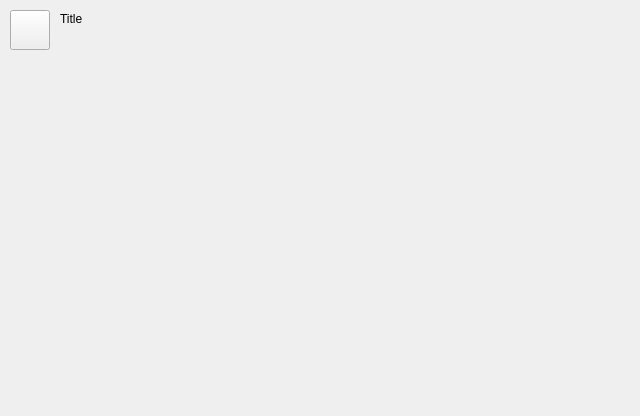
First picture: the form in tiberius/widget/financeadvisorwidget.ui, repository jeffmeese/tiberius, before the edit.
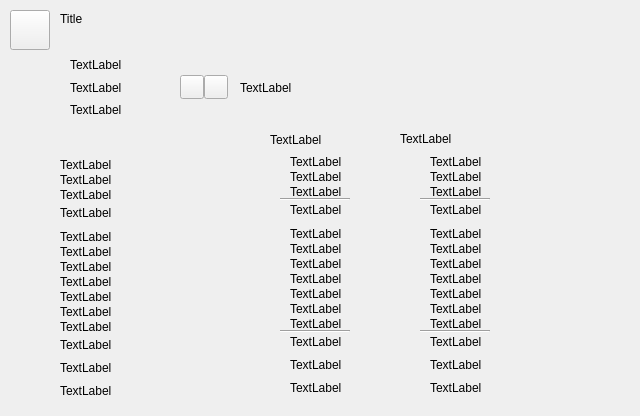
Second picture: the form after the edit. Custom widgets are drawn as their Qt base class.

Diff of the .ui file:
```diff
--- a/tiberius/widget/financeadvisorwidget.ui
+++ b/tiberius/widget/financeadvisorwidget.ui
@@ -42,6 +42,820 @@
     <set>Qt::AlignLeading|Qt::AlignLeft|Qt::AlignTop</set>
    </property>
   </widget>
+  <widget class="MessageWidget" name="cTreasuryArea" native="true">
+   <property name="geometry">
+    <rect>
+     <x>64</x>
+     <y>48</y>
+     <width>544</width>
+     <height>80</height>
+    </rect>
+   </property>
+  </widget>
+  <widget class="Label" name="cAssets">
+   <property name="geometry">
+    <rect>
+     <x>70</x>
+     <y>58</y>
+     <width>63</width>
+     <height>20</height>
+    </rect>
+   </property>
+   <property name="text">
+    <string>TextLabel</string>
+   </property>
+   <property name="alignment">
+    <set>Qt::AlignLeading|Qt::AlignLeft|Qt::AlignTop</set>
+   </property>
+  </widget>
+  <widget class="Label" name="cTaxRateLabel">
+   <property name="geometry">
+    <rect>
+     <x>70</x>
+     <y>81</y>
+     <width>63</width>
+     <height>20</height>
+    </rect>
+   </property>
+   <property name="text">
+    <string>TextLabel</string>
+   </property>
+   <property name="alignment">
+    <set>Qt::AlignLeading|Qt::AlignLeft|Qt::AlignTop</set>
+   </property>
+  </widget>
+  <widget class="Label" name="cEstimatedTax">
+   <property name="geometry">
+    <rect>
+     <x>240</x>
+     <y>81</y>
+     <width>63</width>
+     <height>20</height>
+    </rect>
+   </property>
+   <property name="text">
+    <string>TextLabel</string>
+   </property>
+   <property name="alignment">
+    <set>Qt::AlignLeading|Qt::AlignLeft|Qt::AlignTop</set>
+   </property>
+  </widget>
+  <widget class="Label" name="cRegistered">
+   <property name="geometry">
+    <rect>
+     <x>70</x>
+     <y>103</y>
+     <width>63</width>
+     <height>20</height>
+    </rect>
+   </property>
+   <property name="text">
+    <string>TextLabel</string>
+   </property>
+   <property name="alignment">
+    <set>Qt::AlignLeading|Qt::AlignLeft|Qt::AlignTop</set>
+   </property>
+  </widget>
+  <widget class="Label" name="cLastYearHeader">
+   <property name="geometry">
+    <rect>
+     <x>270</x>
+     <y>133</y>
+     <width>63</width>
+     <height>20</height>
+    </rect>
+   </property>
+   <property name="text">
+    <string>TextLabel</string>
+   </property>
+   <property name="alignment">
+    <set>Qt::AlignLeading|Qt::AlignLeft|Qt::AlignTop</set>
+   </property>
+  </widget>
+  <widget class="Label" name="cThisYearHeader">
+   <property name="geometry">
+    <rect>
+     <x>400</x>
+     <y>132</y>
+     <width>63</width>
+     <height>20</height>
+    </rect>
+   </property>
+   <property name="text">
+    <string>TextLabel</string>
+   </property>
+   <property name="alignment">
+    <set>Qt::AlignLeading|Qt::AlignLeft|Qt::AlignTop</set>
+   </property>
+  </widget>
+  <widget class="Label" name="cTaxesIn">
+   <property name="geometry">
+    <rect>
+     <x>60</x>
+     <y>155</y>
+     <width>63</width>
+     <height>20</height>
+    </rect>
+   </property>
+   <property name="text">
+    <string>TextLabel</string>
+   </property>
+  </widget>
+  <widget class="Label" name="cTradeReceipts">
+   <property name="geometry">
+    <rect>
+     <x>60</x>
+     <y>170</y>
+     <width>63</width>
+     <height>20</height>
+    </rect>
+   </property>
+   <property name="text">
+    <string>TextLabel</string>
+   </property>
+  </widget>
+  <widget class="Label" name="cDonated">
+   <property name="geometry">
+    <rect>
+     <x>60</x>
+     <y>185</y>
+     <width>63</width>
+     <height>20</height>
+    </rect>
+   </property>
+   <property name="text">
+    <string>TextLabel</string>
+   </property>
+  </widget>
+  <widget class="Label" name="cIncome">
+   <property name="geometry">
+    <rect>
+     <x>60</x>
+     <y>203</y>
+     <width>63</width>
+     <height>20</height>
+    </rect>
+   </property>
+   <property name="text">
+    <string>TextLabel</string>
+   </property>
+  </widget>
+  <widget class="Label" name="cImports">
+   <property name="geometry">
+    <rect>
+     <x>60</x>
+     <y>227</y>
+     <width>63</width>
+     <height>20</height>
+    </rect>
+   </property>
+   <property name="text">
+    <string>TextLabel</string>
+   </property>
+  </widget>
+  <widget class="Label" name="cWages">
+   <property name="geometry">
+    <rect>
+     <x>60</x>
+     <y>242</y>
+     <width>63</width>
+     <height>20</height>
+    </rect>
+   </property>
+   <property name="text">
+    <string>TextLabel</string>
+   </property>
+  </widget>
+  <widget class="Label" name="cConstruction">
+   <property name="geometry">
+    <rect>
+     <x>60</x>
+     <y>257</y>
+     <width>63</width>
+     <height>20</height>
+    </rect>
+   </property>
+   <property name="text">
+    <string>TextLabel</string>
+   </property>
+  </widget>
+  <widget class="Label" name="cInterest">
+   <property name="geometry">
+    <rect>
+     <x>60</x>
+     <y>272</y>
+     <width>63</width>
+     <height>20</height>
+    </rect>
+   </property>
+   <property name="text">
+    <string>TextLabel</string>
+   </property>
+  </widget>
+  <widget class="Label" name="cSalary">
+   <property name="geometry">
+    <rect>
+     <x>60</x>
+     <y>287</y>
+     <width>63</width>
+     <height>20</height>
+    </rect>
+   </property>
+   <property name="text">
+    <string>TextLabel</string>
+   </property>
+  </widget>
+  <widget class="Label" name="cSundries">
+   <property name="geometry">
+    <rect>
+     <x>60</x>
+     <y>302</y>
+     <width>63</width>
+     <height>20</height>
+    </rect>
+   </property>
+   <property name="text">
+    <string>TextLabel</string>
+   </property>
+  </widget>
+  <widget class="Label" name="cTribute">
+   <property name="geometry">
+    <rect>
+     <x>60</x>
+     <y>317</y>
+     <width>63</width>
+     <height>20</height>
+    </rect>
+   </property>
+   <property name="text">
+    <string>TextLabel</string>
+   </property>
+  </widget>
+  <widget class="Label" name="cExpenses">
+   <property name="geometry">
+    <rect>
+     <x>60</x>
+     <y>335</y>
+     <width>63</width>
+     <height>20</height>
+    </rect>
+   </property>
+   <property name="text">
+    <string>TextLabel</string>
+   </property>
+  </widget>
+  <widget class="Label" name="cNetFlow">
+   <property name="geometry">
+    <rect>
+     <x>60</x>
+     <y>358</y>
+     <width>63</width>
+     <height>20</height>
+    </rect>
+   </property>
+   <property name="text">
+    <string>TextLabel</string>
+   </property>
+  </widget>
+  <widget class="Label" name="cBalance">
+   <property name="geometry">
+    <rect>
+     <x>60</x>
+     <y>381</y>
+     <width>63</width>
+     <height>20</height>
+    </rect>
+   </property>
+   <property name="text">
+    <string>TextLabel</string>
+   </property>
+  </widget>
+  <widget class="Line" name="line">
+   <property name="geometry">
+    <rect>
+     <x>280</x>
+     <y>198</y>
+     <width>70</width>
+     <height>3</height>
+    </rect>
+   </property>
+   <property name="orientation">
+    <enum>Qt::Horizontal</enum>
+   </property>
+  </widget>
+  <widget class="Line" name="line_2">
+   <property name="geometry">
+    <rect>
+     <x>420</x>
+     <y>198</y>
+     <width>70</width>
+     <height>3</height>
+    </rect>
+   </property>
+   <property name="orientation">
+    <enum>Qt::Horizontal</enum>
+   </property>
+  </widget>
+  <widget class="Line" name="line_3">
+   <property name="geometry">
+    <rect>
+     <x>280</x>
+     <y>330</y>
+     <width>70</width>
+     <height>3</height>
+    </rect>
+   </property>
+   <property name="orientation">
+    <enum>Qt::Horizontal</enum>
+   </property>
+  </widget>
+  <widget class="Line" name="line_4">
+   <property name="geometry">
+    <rect>
+     <x>420</x>
+     <y>330</y>
+     <width>70</width>
+     <height>3</height>
+    </rect>
+   </property>
+   <property name="orientation">
+    <enum>Qt::Horizontal</enum>
+   </property>
+  </widget>
+  <widget class="Button" name="cDown">
+   <property name="geometry">
+    <rect>
+     <x>180</x>
+     <y>75</y>
+     <width>24</width>
+     <height>24</height>
+    </rect>
+   </property>
+   <property name="text">
+    <string/>
+   </property>
+  </widget>
+  <widget class="Button" name="cUp">
+   <property name="geometry">
+    <rect>
+     <x>204</x>
+     <y>75</y>
+     <width>24</width>
+     <height>24</height>
+    </rect>
+   </property>
+   <property name="text">
+    <string/>
+   </property>
+  </widget>
+  <widget class="Label" name="cPreviousTaxes">
+   <property name="geometry">
+    <rect>
+     <x>290</x>
+     <y>155</y>
+     <width>63</width>
+     <height>20</height>
+    </rect>
+   </property>
+   <property name="text">
+    <string>TextLabel</string>
+   </property>
+   <property name="alignment">
+    <set>Qt::AlignLeading|Qt::AlignLeft|Qt::AlignTop</set>
+   </property>
+  </widget>
+  <widget class="Label" name="cPreviousExports">
+   <property name="geometry">
+    <rect>
+     <x>290</x>
+     <y>170</y>
+     <width>63</width>
+     <height>20</height>
+    </rect>
+   </property>
+   <property name="text">
+    <string>TextLabel</string>
+   </property>
+   <property name="alignment">
+    <set>Qt::AlignLeading|Qt::AlignLeft|Qt::AlignTop</set>
+   </property>
+  </widget>
+  <widget class="Label" name="cPreviousDonated">
+   <property name="geometry">
+    <rect>
+     <x>290</x>
+     <y>185</y>
+     <width>63</width>
+     <height>20</height>
+    </rect>
+   </property>
+   <property name="text">
+    <string>TextLabel</string>
+   </property>
+   <property name="alignment">
+    <set>Qt::AlignLeading|Qt::AlignLeft|Qt::AlignTop</set>
+   </property>
+  </widget>
+  <widget class="Label" name="cPreviousIncome">
+   <property name="geometry">
+    <rect>
+     <x>290</x>
+     <y>203</y>
+     <width>63</width>
+     <height>20</height>
+    </rect>
+   </property>
+   <property name="text">
+    <string>TextLabel</string>
+   </property>
+   <property name="alignment">
+    <set>Qt::AlignLeading|Qt::AlignLeft|Qt::AlignTop</set>
+   </property>
+  </widget>
+  <widget class="Label" name="cPreviousImports">
+   <property name="geometry">
+    <rect>
+     <x>290</x>
+     <y>227</y>
+     <width>63</width>
+     <height>20</height>
+    </rect>
+   </property>
+   <property name="text">
+    <string>TextLabel</string>
+   </property>
+   <property name="alignment">
+    <set>Qt::AlignLeading|Qt::AlignLeft|Qt::AlignTop</set>
+   </property>
+  </widget>
+  <widget class="Label" name="cPreviousWages">
+   <property name="geometry">
+    <rect>
+     <x>290</x>
+     <y>242</y>
+     <width>63</width>
+     <height>20</height>
+    </rect>
+   </property>
+   <property name="text">
+    <string>TextLabel</string>
+   </property>
+   <property name="alignment">
+    <set>Qt::AlignLeading|Qt::AlignLeft|Qt::AlignTop</set>
+   </property>
+  </widget>
+  <widget class="Label" name="cPreviousConstruction">
+   <property name="geometry">
+    <rect>
+     <x>290</x>
+     <y>257</y>
+     <width>63</width>
+     <height>20</height>
+    </rect>
+   </property>
+   <property name="text">
+    <string>TextLabel</string>
+   </property>
+   <property name="alignment">
+    <set>Qt::AlignLeading|Qt::AlignLeft|Qt::AlignTop</set>
+   </property>
+  </widget>
+  <widget class="Label" name="cPreviousInterest">
+   <property name="geometry">
+    <rect>
+     <x>290</x>
+     <y>272</y>
+     <width>63</width>
+     <height>20</height>
+    </rect>
+   </property>
+   <property name="text">
+    <string>TextLabel</string>
+   </property>
+   <property name="alignment">
+    <set>Qt::AlignLeading|Qt::AlignLeft|Qt::AlignTop</set>
+   </property>
+  </widget>
+  <widget class="Label" name="cPreviousSalary">
+   <property name="geometry">
+    <rect>
+     <x>290</x>
+     <y>287</y>
+     <width>63</width>
+     <height>20</height>
+    </rect>
+   </property>
+   <property name="text">
+    <string>TextLabel</string>
+   </property>
+   <property name="alignment">
+    <set>Qt::AlignLeading|Qt::AlignLeft|Qt::AlignTop</set>
+   </property>
+  </widget>
+  <widget class="Label" name="cPreviousSundries">
+   <property name="geometry">
+    <rect>
+     <x>290</x>
+     <y>302</y>
+     <width>63</width>
+     <height>20</height>
+    </rect>
+   </property>
+   <property name="text">
+    <string>TextLabel</string>
+   </property>
+   <property name="alignment">
+    <set>Qt::AlignLeading|Qt::AlignLeft|Qt::AlignTop</set>
+   </property>
+  </widget>
+  <widget class="Label" name="cPreviousTribute">
+   <property name="geometry">
+    <rect>
+     <x>290</x>
+     <y>317</y>
+     <width>63</width>
+     <height>20</height>
+    </rect>
+   </property>
+   <property name="text">
+    <string>TextLabel</string>
+   </property>
+   <property name="alignment">
+    <set>Qt::AlignLeading|Qt::AlignLeft|Qt::AlignTop</set>
+   </property>
+  </widget>
+  <widget class="Label" name="cPreviousExpenses">
+   <property name="geometry">
+    <rect>
+     <x>290</x>
+     <y>335</y>
+     <width>63</width>
+     <height>20</height>
+    </rect>
+   </property>
+   <property name="text">
+    <string>TextLabel</string>
+   </property>
+   <property name="alignment">
+    <set>Qt::AlignLeading|Qt::AlignLeft|Qt::AlignTop</set>
+   </property>
+  </widget>
+  <widget class="Label" name="cPreviousNetFlow">
+   <property name="geometry">
+    <rect>
+     <x>290</x>
+     <y>358</y>
+     <width>63</width>
+     <height>20</height>
+    </rect>
+   </property>
+   <property name="text">
+    <string>TextLabel</string>
+   </property>
+   <property name="alignment">
+    <set>Qt::AlignLeading|Qt::AlignLeft|Qt::AlignTop</set>
+   </property>
+  </widget>
+  <widget class="Label" name="cPreviousBalance">
+   <property name="geometry">
+    <rect>
+     <x>290</x>
+     <y>381</y>
+     <width>63</width>
+     <height>20</height>
+    </rect>
+   </property>
+   <property name="text">
+    <string>TextLabel</string>
+   </property>
+   <property name="alignment">
+    <set>Qt::AlignLeading|Qt::AlignLeft|Qt::AlignTop</set>
+   </property>
+  </widget>
+  <widget class="Label" name="cCurrentTaxes">
+   <property name="geometry">
+    <rect>
+     <x>430</x>
+     <y>155</y>
+     <width>63</width>
+     <height>20</height>
+    </rect>
+   </property>
+   <property name="text">
+    <string>TextLabel</string>
+   </property>
+   <property name="alignment">
+    <set>Qt::AlignLeading|Qt::AlignLeft|Qt::AlignTop</set>
+   </property>
+  </widget>
+  <widget class="Label" name="cCurrentDonated">
+   <property name="geometry">
+    <rect>
+     <x>430</x>
+     <y>185</y>
+     <width>63</width>
+     <height>20</height>
+    </rect>
+   </property>
+   <property name="text">
+    <string>TextLabel</string>
+   </property>
+   <property name="alignment">
+    <set>Qt::AlignLeading|Qt::AlignLeft|Qt::AlignTop</set>
+   </property>
+  </widget>
+  <widget class="Label" name="cCurrentSundries">
+   <property name="geometry">
+    <rect>
+     <x>430</x>
+     <y>302</y>
+     <width>63</width>
+     <height>20</height>
+    </rect>
+   </property>
+   <property name="text">
+    <string>TextLabel</string>
+   </property>
+   <property name="alignment">
+    <set>Qt::AlignLeading|Qt::AlignLeft|Qt::AlignTop</set>
+   </property>
+  </widget>
+  <widget class="Label" name="cCurrentWages">
+   <property name="geometry">
+    <rect>
+     <x>430</x>
+     <y>242</y>
+     <width>63</width>
+     <height>20</height>
+    </rect>
+   </property>
+   <property name="text">
+    <string>TextLabel</string>
+   </property>
+   <property name="alignment">
+    <set>Qt::AlignLeading|Qt::AlignLeft|Qt::AlignTop</set>
+   </property>
+  </widget>
+  <widget class="Label" name="cCurrentInterest">
+   <property name="geometry">
+    <rect>
+     <x>430</x>
+     <y>272</y>
+     <width>63</width>
+     <height>20</height>
+    </rect>
+   </property>
+   <property name="text">
+    <string>TextLabel</string>
+   </property>
+   <property name="alignment">
+    <set>Qt::AlignLeading|Qt::AlignLeft|Qt::AlignTop</set>
+   </property>
+  </widget>
+  <widget class="Label" name="cCurrentImports">
+   <property name="geometry">
+    <rect>
+     <x>430</x>
+     <y>227</y>
+     <width>63</width>
+     <height>20</height>
+    </rect>
+   </property>
+   <property name="text">
+    <string>TextLabel</string>
+   </property>
+   <property name="alignment">
+    <set>Qt::AlignLeading|Qt::AlignLeft|Qt::AlignTop</set>
+   </property>
+  </widget>
+  <widget class="Label" name="cCurrentIncome">
+   <property name="geometry">
+    <rect>
+     <x>430</x>
+     <y>203</y>
+     <width>63</width>
+     <height>20</height>
+    </rect>
+   </property>
+   <property name="text">
+    <string>TextLabel</string>
+   </property>
+   <property name="alignment">
+    <set>Qt::AlignLeading|Qt::AlignLeft|Qt::AlignTop</set>
+   </property>
+  </widget>
+  <widget class="Label" name="cCurrentConstruction">
+   <property name="geometry">
+    <rect>
+     <x>430</x>
+     <y>257</y>
+     <width>63</width>
+     <height>20</height>
+    </rect>
+   </property>
+   <property name="text">
+    <string>TextLabel</string>
+   </property>
+   <property name="alignment">
+    <set>Qt::AlignLeading|Qt::AlignLeft|Qt::AlignTop</set>
+   </property>
+  </widget>
+  <widget class="Label" name="cCurrentTribute">
+   <property name="geometry">
+    <rect>
+     <x>430</x>
+     <y>317</y>
+     <width>63</width>
+     <height>20</height>
+    </rect>
+   </property>
+   <property name="text">
+    <string>TextLabel</string>
+   </property>
+   <property name="alignment">
+    <set>Qt::AlignLeading|Qt::AlignLeft|Qt::AlignTop</set>
+   </property>
+  </widget>
+  <widget class="Label" name="cCurrentExpenses">
+   <property name="geometry">
+    <rect>
+     <x>430</x>
+     <y>335</y>
+     <width>63</width>
+     <height>20</height>
+    </rect>
+   </property>
+   <property name="text">
+    <string>TextLabel</string>
+   </property>
+   <property name="alignment">
+    <set>Qt::AlignLeading|Qt::AlignLeft|Qt::AlignTop</set>
+   </property>
+  </widget>
+  <widget class="Label" name="cCurrentSalary">
+   <property name="geometry">
+    <rect>
+     <x>430</x>
+     <y>287</y>
+     <width>63</width>
+     <height>20</height>
+    </rect>
+   </property>
+   <property name="text">
+    <string>TextLabel</string>
+   </property>
+   <property name="alignment">
+    <set>Qt::AlignLeading|Qt::AlignLeft|Qt::AlignTop</set>
+   </property>
+  </widget>
+  <widget class="Label" name="cCurrentBalance">
+   <property name="geometry">
+    <rect>
+     <x>430</x>
+     <y>381</y>
+     <width>63</width>
+     <height>20</height>
+    </rect>
+   </property>
+   <property name="text">
+    <string>TextLabel</string>
+   </property>
+   <property name="alignment">
+    <set>Qt::AlignLeading|Qt::AlignLeft|Qt::AlignTop</set>
+   </property>
+  </widget>
+  <widget class="Label" name="cCurrentExports">
+   <property name="geometry">
+    <rect>
+     <x>430</x>
+     <y>170</y>
+     <width>63</width>
+     <height>20</height>
+    </rect>
+   </property>
+   <property name="text">
+    <string>TextLabel</string>
+   </property>
+   <property name="alignment">
+    <set>Qt::AlignLeading|Qt::AlignLeft|Qt::AlignTop</set>
+   </property>
+  </widget>
+  <widget class="Label" name="cCurrentNetFlow">
+   <property name="geometry">
+    <rect>
+     <x>430</x>
+     <y>358</y>
+     <width>63</width>
+     <height>20</height>
+    </rect>
+   </property>
+   <property name="text">
+    <string>TextLabel</string>
+   </property>
+   <property name="alignment">
+    <set>Qt::AlignLeading|Qt::AlignLeft|Qt::AlignTop</set>
+   </property>
+  </widget>
  </widget>
  <customwidgets>
   <customwidget>
@@ -54,6 +868,12 @@
    <extends>QLabel</extends>
    <header>widget/label.h</header>
   </customwidget>
+  <customwidget>
+   <class>MessageWidget</class>
+   <extends>QWidget</extends>
+   <header>widget/messagewidget.h</header>
+   <container>1</container>
+  </customwidget>
  </customwidgets>
  <resources/>
  <connections/>
```
